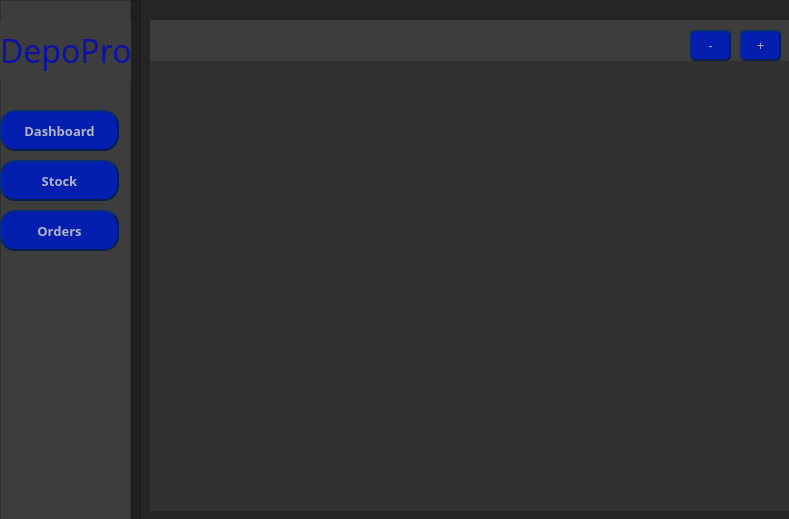
First picture: the form in DepoPro/DepoPro.ui, repository AlexOfRivia/DepoPro, before the edit.
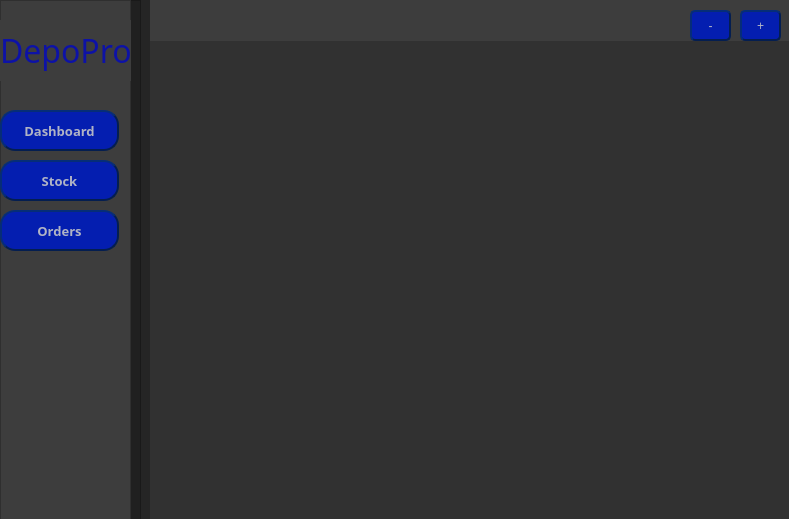
Second picture: the form after the edit. The open tabs and pages were chosen to show the change.

Commit message: made some further changes

The edit to the form file:
```diff
--- a/DepoPro/DepoPro.ui
+++ b/DepoPro/DepoPro.ui
@@ -283,9 +283,9 @@
     <property name="geometry">
      <rect>
       <x>150</x>
-      <y>0</y>
+      <y>-20</y>
       <width>641</width>
-      <height>511</height>
+      <height>541</height>
      </rect>
     </property>
     <property name="currentIndex">
@@ -298,7 +298,7 @@
         <x>0</x>
         <y>60</y>
         <width>641</width>
-        <height>451</height>
+        <height>481</height>
        </rect>
       </property>
       <property name="styleSheet">
```
Left out of the diff: 4 changed lines with no effect on the pictures. The commit also changes 1 other file.
